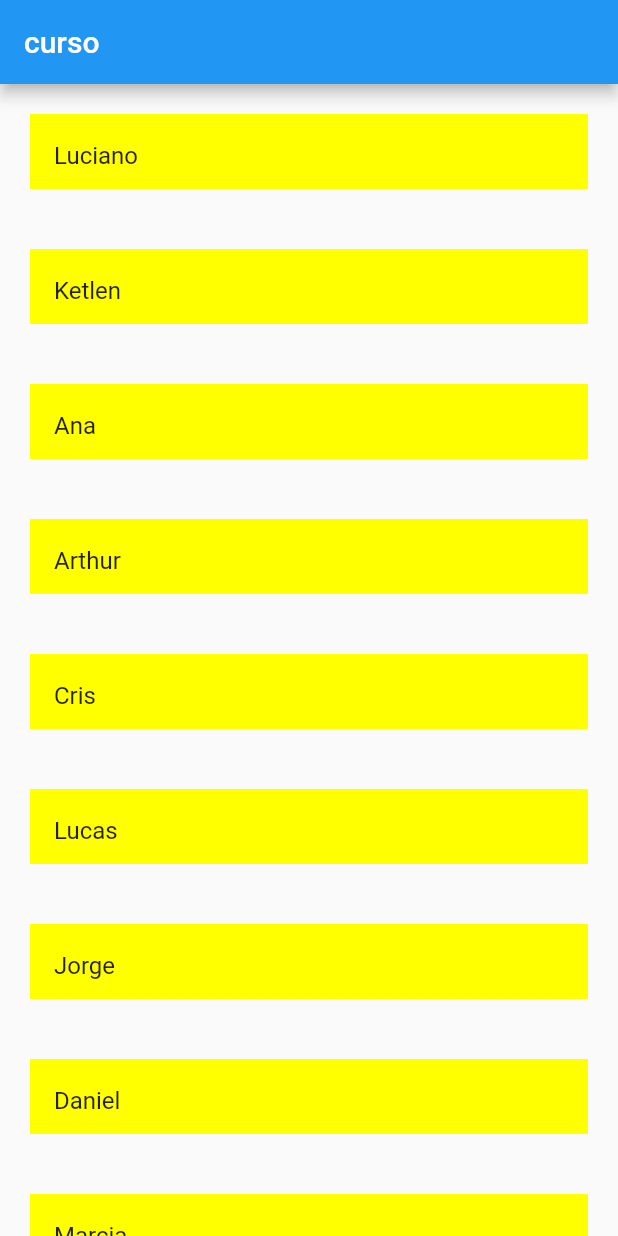
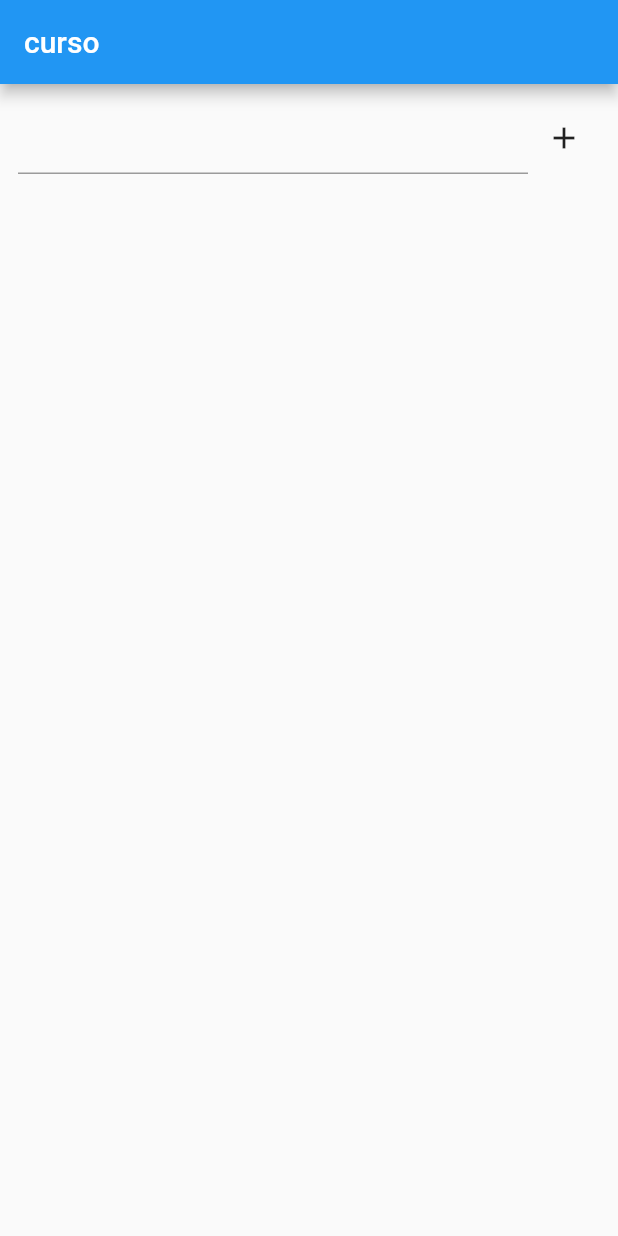
Before and after one commit to LucianoFraga27/Flutter-CursoFlutterando2, a Flutter app: the screen it shows after launch, on a phone screen of 412 x 824 dp. Run offline on Flutter 3.47's test engine with Material 2 defaults, Android fonts, the phone set to English and light mode, and no system bars.

Commit message:
ex prático de columns,rows, listview

```diff
--- a/lib/homepage.dart
+++ b/lib/homepage.dart
@@ -41,29 +41,46 @@ class Home extends StatefulWidget {
 
 class _HomeState extends State<Home> {
 
-  var counter = 0;
-  final nomes = ['Luciano','Ketlen','Ana','Arthur','Cris','Lucas','Jorge','Daniel','Marcia','Amanda'];
+  final controller = TextEditingController();
+
+  final lista = <String>[];
 
   @override
   Widget build(BuildContext context) {
     return Scaffold(
         appBar: AppBar(title: Text("curso"),),
-        body: Center(
-          child: ListView.builder(
-              itemCount: nomes.length,
-              itemBuilder: (context, index) {
-                return Container(
-                  height: 50,
-                  width: double.infinity,
-                  margin: EdgeInsets.all(20),
-                  color: Colors.yellowAccent,
-                  child: ListTile(
-                    title: Text(nomes[index])
-                  ),
-                );
-              }
+        body: Column(
+          children: [
+            Padding(
+              padding: const EdgeInsets.all(12.0),
+              child: Row(
+                children: [
+                  Expanded(child: TextField(controller: controller,)),
+                  IconButton(onPressed: (){
+                    final texto = controller.text;
+                    setState(
+                        () {
+                          lista.add(texto);
+                        }
+                    );
+                    controller.clear();
+                  }, icon: const Icon(Icons.add))
+                ],
+              ),
             ),
-          )
+            Expanded(
+              child: ListView.builder(
+                  itemCount: lista.length,
+                  itemBuilder: (context, index){
+                    final item = lista[index];
+                    return ListTile(
+                      title: Text(item),
+                    );
+                  }
+              ),
+            )
+          ],
+        )
         );
   }
 }
```
